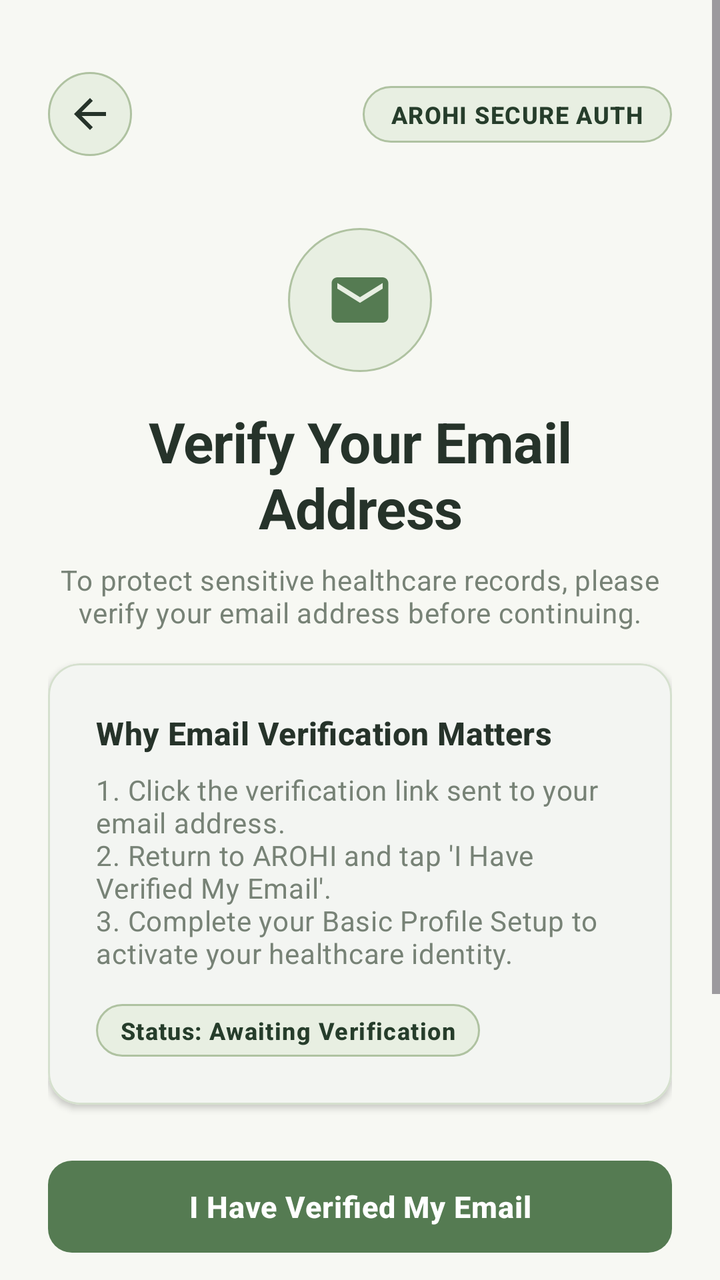
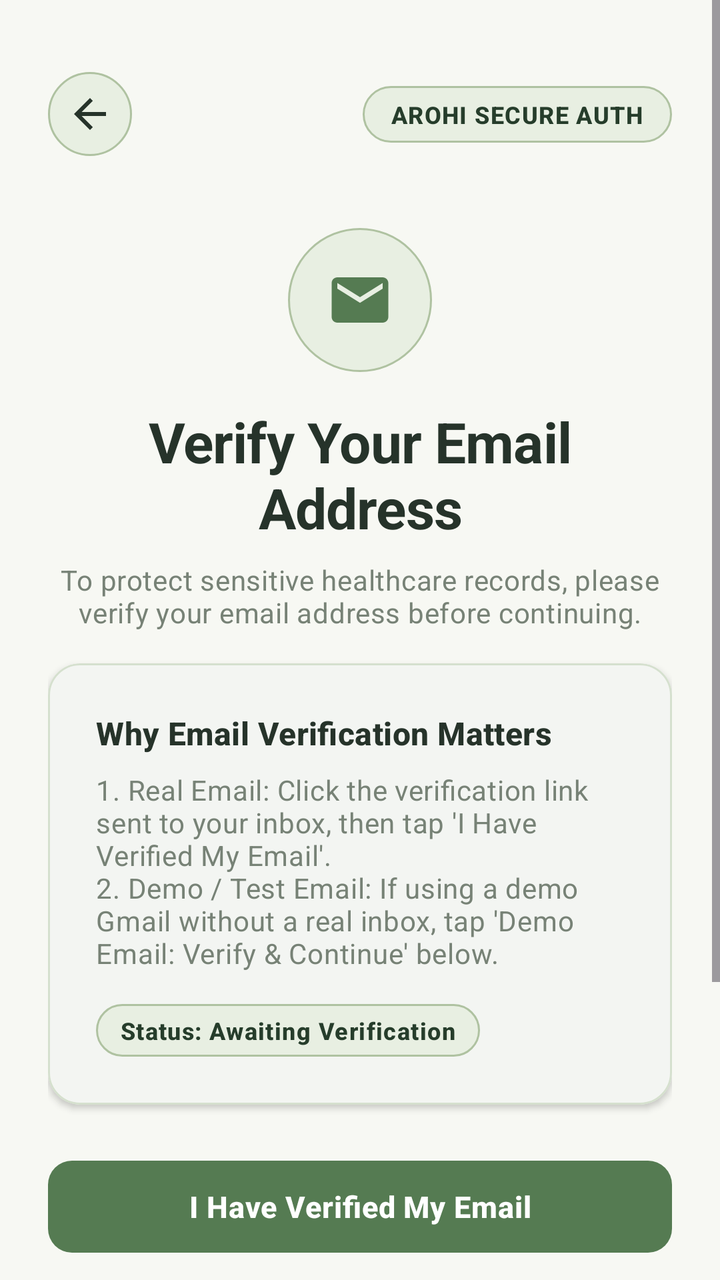

Compare the two renders of this Android layout. The source of the first and the diff that turns it into the second are given below.
<!-- AndroidManifest.xml: application theme Theme.AROHI -->
<!-- res/layout/activity_email_verification.xml -->
<?xml version="1.0" encoding="utf-8"?>
<ScrollView xmlns:android="http://schemas.android.com/apk/res/android"
    xmlns:app="http://schemas.android.com/apk/res-auto"
    android:layout_width="match_parent"
    android:layout_height="match_parent"
    android:background="@color/warm_ivory"
    android:fillViewport="true">

    <LinearLayout
        android:layout_width="match_parent"
        android:layout_height="wrap_content"
        android:orientation="vertical"
        android:padding="@dimen/screen_horizontal_padding">

        <include
            android:id="@+id/toolbar"
            layout="@layout/include_auth_toolbar" />

        <FrameLayout
            android:layout_width="72dp"
            android:layout_height="72dp"
            android:layout_gravity="center_horizontal"
            android:layout_marginTop="@dimen/spacing_lg"
            android:background="@drawable/bg_icon_circle_mint">

            <ImageView
                android:layout_width="34dp"
                android:layout_height="34dp"
                android:layout_gravity="center"
                android:contentDescription="@string/email_verification_title"
                android:src="@drawable/ic_email" />
        </FrameLayout>

        <TextView
            android:layout_width="match_parent"
            android:layout_height="wrap_content"
            android:layout_marginTop="@dimen/spacing_md"
            android:gravity="center"
            android:text="@string/email_verification_title"
            android:textAppearance="@style/TextAppearance.AROHI.HeadlineLarge" />

        <TextView
            android:id="@+id/tvVerificationEmailTarget"
            android:layout_width="match_parent"
            android:layout_height="wrap_content"
            android:layout_marginTop="@dimen/spacing_xs"
            android:layout_marginBottom="@dimen/spacing_md"
            android:gravity="center"
            android:text="@string/email_verification_subtitle"
            android:textAppearance="@style/TextAppearance.AROHI.BodyMedium" />

        <include
            android:id="@+id/stateView"
            layout="@layout/include_loading_error_state" />

        
        <com.google.android.material.card.MaterialCardView
            style="@style/Widget.AROHI.Card"
            android:layout_width="match_parent"
            android:layout_height="wrap_content"
            android:layout_marginBottom="@dimen/spacing_lg">

            <LinearLayout
                android:layout_width="match_parent"
                android:layout_height="wrap_content"
                android:orientation="vertical"
                android:padding="@dimen/spacing_lg">

                <TextView
                    android:layout_width="wrap_content"
                    android:layout_height="wrap_content"
                    android:text="Why Email Verification Matters"
                    android:textAppearance="@style/TextAppearance.AROHI.TitleMedium" />

                <TextView
                    android:layout_width="match_parent"
                    android:layout_height="wrap_content"
                    android:layout_marginTop="@dimen/spacing_xs"
                    android:text="1. Click the verification link sent to your email address.\n2. Return to AROHI and tap 'I Have Verified My Email'.\n3. Complete your Basic Profile Setup to activate your healthcare identity."
                    android:textAppearance="@style/TextAppearance.AROHI.BodyMedium" />

                <TextView
                    android:id="@+id/tvCurrentEmailStatus"
                    android:layout_width="wrap_content"
                    android:layout_height="wrap_content"
                    android:layout_marginTop="@dimen/spacing_md"
                    android:background="@drawable/bg_badge_pill"
                    android:paddingHorizontal="12dp"
                    android:paddingVertical="5dp"
                    android:text="Status: Awaiting Verification"
                    android:textAppearance="@style/TextAppearance.AROHI.Caption"
                    android:textColor="@color/deep_forest_green"
                    android:textStyle="bold" />

            </LinearLayout>
        </com.google.android.material.card.MaterialCardView>

        <com.google.android.material.button.MaterialButton
            android:id="@+id/btnCheckVerification"
            style="@style/Widget.AROHI.Button.Primary"
            android:layout_width="match_parent"
            android:layout_height="wrap_content"
            android:text="@string/action_check_verification" />

        <com.google.android.material.button.MaterialButton
            android:id="@+id/btnResendVerification"
            style="@style/Widget.AROHI.Button.Outlined"
            android:layout_width="match_parent"
            android:layout_height="wrap_content"
            android:layout_marginTop="@dimen/spacing_sm"
            android:text="@string/action_resend_verification" />

        <com.google.android.material.button.MaterialButton
            android:id="@+id/btnContinueToProfileSetup"
            style="@style/Widget.AROHI.Button.Text"
            android:layout_width="match_parent"
            android:layout_height="wrap_content"
            android:layout_marginTop="@dimen/spacing_xs"
            android:text="Continue to Basic Profile Setup" />

        <com.google.android.material.button.MaterialButton
            android:id="@+id/btnSignOut"
            style="@style/Widget.AROHI.Button.Text"
            android:layout_width="match_parent"
            android:layout_height="wrap_content"
            android:text="@string/action_sign_out"
            android:textColor="@color/status_emergency" />

    </LinearLayout>
</ScrollView>
<!-- res/layout/include_auth_toolbar.xml (included above) -->
<?xml version="1.0" encoding="utf-8"?>
<androidx.constraintlayout.widget.ConstraintLayout xmlns:android="http://schemas.android.com/apk/res/android"
    xmlns:app="http://schemas.android.com/apk/res-auto"
    android:layout_width="match_parent"
    android:layout_height="wrap_content"
    android:paddingVertical="@dimen/spacing_sm">

    <ImageButton
        android:id="@+id/btnBack"
        android:layout_width="42dp"
        android:layout_height="42dp"
        android:background="@drawable/bg_icon_circle_mint"
        android:contentDescription="@string/action_back"
        android:padding="9dp"
        android:src="@drawable/ic_arrow_back"
        app:layout_constraintBottom_toBottomOf="parent"
        app:layout_constraintStart_toStartOf="parent"
        app:layout_constraintTop_toTopOf="parent" />

    <TextView
        android:id="@+id/tvToolbarBadge"
        android:layout_width="wrap_content"
        android:layout_height="wrap_content"
        android:background="@drawable/bg_badge_pill"
        android:paddingHorizontal="14dp"
        android:paddingVertical="6dp"
        android:text="AROHI SECURE AUTH"
        android:textAppearance="@style/TextAppearance.AROHI.Caption"
        android:textColor="@color/deep_forest_green"
        android:textStyle="bold"
        app:layout_constraintBottom_toBottomOf="parent"
        app:layout_constraintEnd_toEndOf="parent"
        app:layout_constraintTop_toTopOf="parent" />

</androidx.constraintlayout.widget.ConstraintLayout>
<!-- res/layout/include_loading_error_state.xml (included above) -->
<?xml version="1.0" encoding="utf-8"?>
<LinearLayout xmlns:android="http://schemas.android.com/apk/res/android"
    xmlns:app="http://schemas.android.com/apk/res-auto"
    android:id="@+id/layoutFeedbackContainer"
    android:layout_width="match_parent"
    android:layout_height="wrap_content"
    android:orientation="vertical">

    
    <LinearLayout
        android:id="@+id/bannerFeedback"
        android:layout_width="match_parent"
        android:layout_height="wrap_content"
        android:layout_marginBottom="@dimen/spacing_md"
        android:background="@drawable/bg_status_error"
        android:gravity="center_vertical"
        android:orientation="horizontal"
        android:padding="@dimen/spacing_md"
        android:visibility="gone">

        <ImageView
            android:id="@+id/ivFeedbackIcon"
            android:layout_width="22dp"
            android:layout_height="22dp"
            android:contentDescription="Status Icon"
            android:src="@drawable/ic_warning_alert" />

        <LinearLayout
            android:layout_width="0dp"
            android:layout_height="wrap_content"
            android:layout_marginStart="@dimen/spacing_sm"
            android:layout_weight="1"
            android:orientation="vertical">

            <TextView
                android:id="@+id/tvFeedbackTitle"
                android:layout_width="wrap_content"
                android:layout_height="wrap_content"
                android:text="Authentication Notice"
                android:textAppearance="@style/TextAppearance.AROHI.TitleMedium"
                android:textSize="14sp" />

            <TextView
                android:id="@+id/tvFeedbackMessage"
                android:layout_width="wrap_content"
                android:layout_height="wrap_content"
                android:layout_marginTop="2dp"
                android:textAppearance="@style/TextAppearance.AROHI.BodyMedium"
                android:textColor="@color/text_primary"
                android:textSize="13sp" />
        </LinearLayout>
    </LinearLayout>

    
    <com.google.android.material.card.MaterialCardView
        android:id="@+id/cardLoading"
        android:layout_width="match_parent"
        android:layout_height="wrap_content"
        android:layout_marginBottom="@dimen/spacing_md"
        android:visibility="gone"
        app:cardBackgroundColor="@color/pale_mint"
        app:cardCornerRadius="@dimen/radius_sm"
        app:cardElevation="0dp"
        app:strokeColor="@color/soft_sage"
        app:strokeWidth="1dp">

        <LinearLayout
            android:layout_width="match_parent"
            android:layout_height="wrap_content"
            android:gravity="center_vertical"
            android:orientation="horizontal"
            android:padding="@dimen/spacing_md">

            <com.google.android.material.progressindicator.CircularProgressIndicator
                android:id="@+id/progressIndicator"
                android:layout_width="wrap_content"
                android:layout_height="wrap_content"
                android:indeterminate="true"
                app:indicatorColor="@color/deep_forest_green"
                app:indicatorSize="26dp"
                app:trackColor="@color/soft_sage"
                app:trackThickness="3dp" />

            <TextView
                android:id="@+id/tvLoadingMessage"
                android:layout_width="0dp"
                android:layout_height="wrap_content"
                android:layout_marginStart="@dimen/spacing_md"
                android:layout_weight="1"
                android:text="@string/loading_please_wait"
                android:textAppearance="@style/TextAppearance.AROHI.BodyLarge"
                android:textColor="@color/deep_forest_green"
                android:textStyle="bold" />
        </LinearLayout>
    </com.google.android.material.card.MaterialCardView>

</LinearLayout>
<!-- resources referenced by this layout -->
<resources>
  <color name="deep_forest_green">#263D2B</color>
  <color name="pale_mint">#E8EFE2</color>
  <color name="soft_sage">#AFC2A1</color>
  <color name="status_emergency">#C94B4B</color>
  <color name="text_primary">#26332A</color>
  <color name="warm_ivory">#F7F8F3</color>
  <dimen name="radius_sm">10dp</dimen>
  <dimen name="screen_horizontal_padding">24dp</dimen>
  <dimen name="spacing_lg">24dp</dimen>
  <dimen name="spacing_md">16dp</dimen>
  <dimen name="spacing_sm">12dp</dimen>
  <dimen name="spacing_xs">8dp</dimen>
  <!-- drawable bg_badge_pill (drawable) -->
  <?xml version="1.0" encoding="utf-8"?>
  <shape xmlns:android="http://schemas.android.com/apk/res/android"
      android:shape="rectangle">
      <solid android:color="@color/pale_mint" />
      <stroke
          android:width="1dp"
          android:color="@color/soft_sage" />
      <corners android:radius="@dimen/radius_pill" />
  </shape>
  <!-- drawable bg_icon_circle_mint (drawable) -->
  <?xml version="1.0" encoding="utf-8"?>
  <shape xmlns:android="http://schemas.android.com/apk/res/android"
      android:shape="oval">
      <solid android:color="@color/pale_mint" />
      <stroke
          android:width="1dp"
          android:color="@color/soft_sage" />
  </shape>
  <string name="action_back">Back</string>
  <string name="action_check_verification">I Have Verified My Email</string>
  <string name="action_resend_verification">Resend Verification Email</string>
  <string name="action_sign_out">Sign Out</string>
  <string name="email_verification_subtitle">To protect sensitive healthcare records, please verify your email address before continuing.</string>
  <string name="email_verification_title">Verify Your Email Address</string>
  <string name="loading_please_wait">Synchronizing secure healthcare session…</string>
  <style name="TextAppearance.AROHI.BodyLarge" parent="TextAppearance.Material3.BodyLarge">
          <item name="android:textColor">@color/text_primary</item>
          <item name="android:textSize">15sp</item>
          <item name="android:lineSpacingExtra">3dp</item>
      </style>
  <style name="TextAppearance.AROHI.BodyMedium" parent="TextAppearance.Material3.BodyMedium">
          <item name="android:textColor">@color/text_secondary</item>
          <item name="android:textSize">14sp</item>
          <item name="android:lineSpacingExtra">2dp</item>
      </style>
  <style name="TextAppearance.AROHI.Caption" parent="TextAppearance.Material3.LabelMedium">
          <item name="android:textColor">@color/text_secondary</item>
          <item name="android:textSize">12sp</item>
          <item name="android:letterSpacing">0.04</item>
      </style>
  <style name="TextAppearance.AROHI.TitleMedium" parent="TextAppearance.Material3.TitleMedium">
          <item name="android:textColor">@color/text_primary</item>
          <item name="android:textSize">16sp</item>
          <item name="android:textStyle">bold</item>
      </style>
  <style name="Widget.AROHI.Button.Text" parent="Widget.Material3.Button.TextButton">
          <item name="android:textColor">@color/primary_moss_green</item>
          <item name="android:textSize">14sp</item>
          <item name="android:textStyle">bold</item>
      </style>
  <dimen name="radius_pill">100dp</dimen>
  <color name="status_emergency_bg">#FDECEC</color>
  <color name="text_secondary">#778276</color>
  <dimen name="button_height">54dp</dimen>
  <color name="primary_moss_green">#557B52</color>
  <dimen name="input_corner_radius">12dp</dimen>
  <color name="white">#FFFFFF</color>
  <color name="surface_card">#FFFFFF</color>
  <dimen name="radius_md">16dp</dimen>
  <dimen name="card_elevation">2dp</dimen>
  <color name="border_stroke">#D5E0CE</color>
  <dimen name="card_stroke_width">1dp</dimen>
  <color name="secondary_sage">#819B75</color>
  <!-- unchanged entries left out for length: 10 -->
</resources>

<!-- the commit's change to res/layout/activity_email_verification.xml (unified diff, before → after) -->
@@ -76,7 +76,7 @@
                     android:layout_width="match_parent"
                     android:layout_height="wrap_content"
                     android:layout_marginTop="@dimen/spacing_xs"
-                    android:text="1. Click the verification link sent to your email address.\n2. Return to AROHI and tap 'I Have Verified My Email'.\n3. Complete your Basic Profile Setup to activate your healthcare identity."
+                    android:text="1. Real Email: Click the verification link sent to your inbox, then tap 'I Have Verified My Email'.\n2. Demo / Test Email: If using a demo Gmail without a real inbox, tap 'Demo Email: Verify &amp; Continue' below."
                     android:textAppearance="@style/TextAppearance.AROHI.BodyMedium" />
 
                 <TextView
@@ -112,11 +112,11 @@
 
         <com.google.android.material.button.MaterialButton
             android:id="@+id/btnContinueToProfileSetup"
-            style="@style/Widget.AROHI.Button.Text"
-            android:layout_width="match_parent"
-            android:layout_height="wrap_content"
-            android:layout_marginTop="@dimen/spacing_xs"
-            android:text="Continue to Basic Profile Setup" />
+            style="@style/Widget.AROHI.Button.DeepForest"
+            android:layout_width="match_parent"
+            android:layout_height="wrap_content"
+            android:layout_marginTop="@dimen/spacing_sm"
+            android:text="Demo Email: Verify &amp; Continue" />
 
         <com.google.android.material.button.MaterialButton
             android:id="@+id/btnSignOut"
<!-- resource entries referenced after the edit -->
@@ -58,6 +58,9 @@
           <item name="android:textSize">16sp</item>
           <item name="android:textStyle">bold</item>
       </style>
+  <style name="Widget.AROHI.Button.DeepForest" parent="Widget.AROHI.Button.Primary">
+          <item name="backgroundTint">@color/deep_forest_green</item>
+      </style>
   <style name="Widget.AROHI.Button.Text" parent="Widget.Material3.Button.TextButton">
           <item name="android:textColor">@color/primary_moss_green</item>
           <item name="android:textSize">14sp</item>
